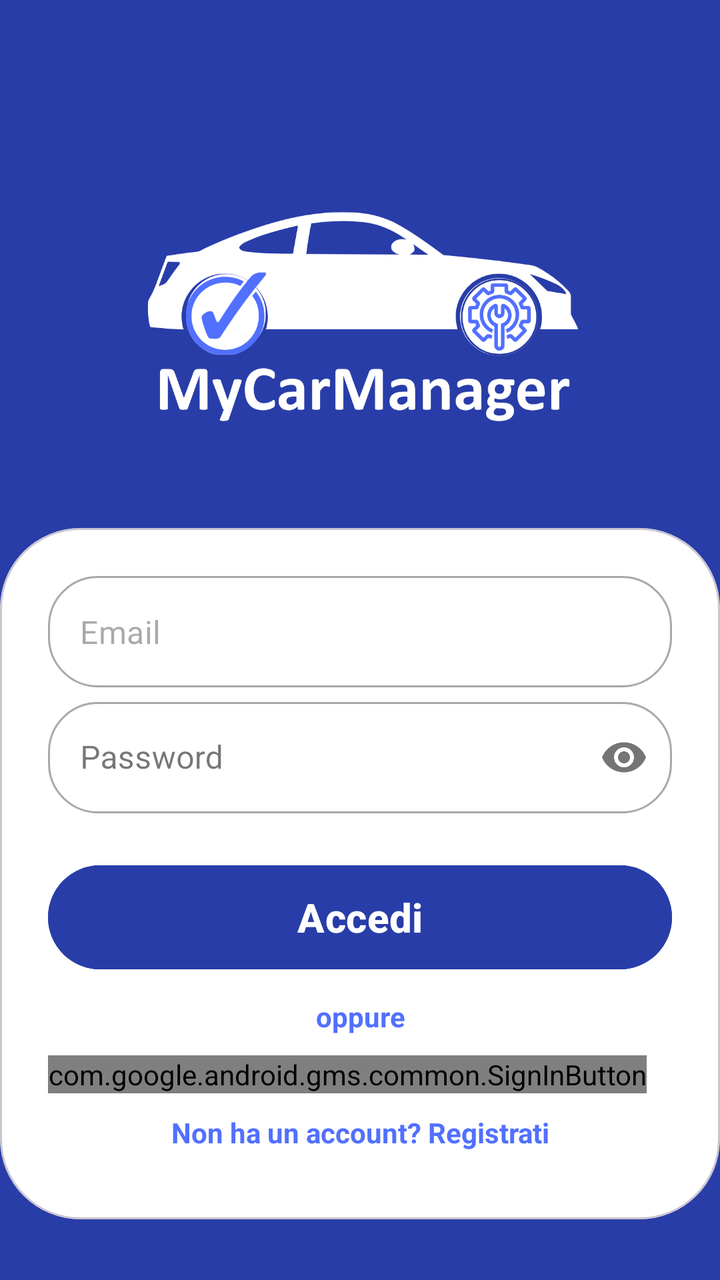
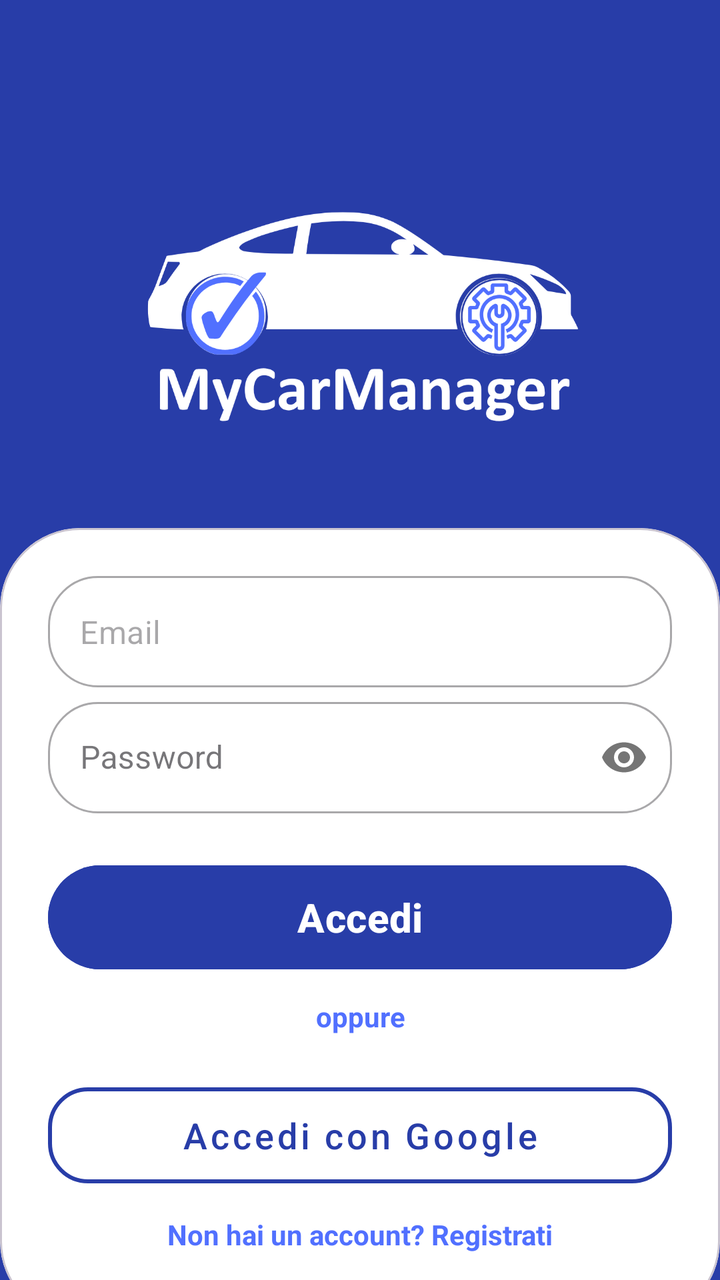

Before-and-after screenshots of an Android layout around one commit, followed by the original layout XML and the change that was made.
<!-- AndroidManifest.xml: application theme Theme.MyCarManager -->
<!-- res/layout/login.xml -->
<?xml version="1.0" encoding="utf-8"?>
<androidx.constraintlayout.widget.ConstraintLayout xmlns:android="http://schemas.android.com/apk/res/android"
    xmlns:app="http://schemas.android.com/apk/res-auto"
    xmlns:tools="http://schemas.android.com/tools"
    android:id="@+id/clLogin"
    android:layout_width="match_parent"
    android:layout_height="match_parent"
    android:background="@color/Blu">

    
    <LinearLayout
        android:id="@+id/header"
        android:layout_width="match_parent"
        android:layout_height="wrap_content"
        android:gravity="center"
        android:orientation="vertical"
        android:padding="24dp"
        app:layout_constraintTop_toTopOf="parent">

        <ImageView
            android:id="@+id/imvLogo"
            android:layout_width="256dp"
            android:layout_height="216dp"
            android:adjustViewBounds="true"
            android:src="@drawable/iconaloginregistrazione" />

    </LinearLayout>

    
    <com.google.android.material.card.MaterialCardView
        android:layout_width="match_parent"
        android:layout_height="0dp"
        app:cardBackgroundColor="@color/Bianco"
        app:cardCornerRadius="40dp"
        app:cardElevation="0dp"
        app:layout_constraintTop_toBottomOf="@id/header">


        <LinearLayout
            android:id="@+id/llLogin"
            android:layout_width="match_parent"
            android:layout_height="wrap_content"
            android:orientation="vertical"
            android:padding="24dp">

            
            
            <com.google.android.material.textfield.TextInputLayout
                android:id="@+id/email"
                style="@style/Widget.MaterialComponents.TextInputLayout.OutlinedBox"
                android:layout_width="match_parent"
                android:layout_height="wrap_content"
                android:layout_marginBottom="2dp"
                android:textColorHint="@color/Blu"
                app:boxCornerRadiusBottomEnd="25dp"
                app:boxCornerRadiusBottomStart="25dp"
                app:boxCornerRadiusTopEnd="25dp"
                app:boxCornerRadiusTopStart="25dp"
                app:hintEnabled="false">

                <com.google.android.material.textfield.TextInputEditText
                    android:id="@+id/txEmail"
                    android:layout_width="match_parent"
                    android:layout_height="wrap_content"
                    android:hint="@string/email" />
            </com.google.android.material.textfield.TextInputLayout>

            
            <com.google.android.material.textfield.TextInputLayout
                android:id="@+id/password"
                style="@style/Widget.MaterialComponents.TextInputLayout.OutlinedBox"
                android:layout_width="match_parent"
                android:layout_height="wrap_content"
                android:layout_marginBottom="2dp"
                app:boxCornerRadiusBottomEnd="25dp"
                app:boxCornerRadiusBottomStart="25dp"
                app:boxCornerRadiusTopEnd="25dp"
                app:boxCornerRadiusTopStart="25dp"
                app:passwordToggleEnabled="true">

                <com.google.android.material.textfield.TextInputEditText
                    android:id="@+id/tbPassword"
                    android:layout_width="match_parent"
                    android:layout_height="wrap_content"
                    android:hint="Password"
                    android:inputType="textPassword" />
            </com.google.android.material.textfield.TextInputLayout>

            <Button
                android:id="@+id/btnAccedi"
                android:layout_width="match_parent"
                android:layout_height="60dp"
                android:layout_marginTop="20dp"
                android:backgroundTint="@color/Blu"
                android:text="Accedi"
                android:textSize="20sp"
                android:textStyle="bold"
                app:cornerRadius="30dp" />

            <TextView
                android:id="@+id/tvOpppure"
                android:layout_width="match_parent"
                android:layout_height="wrap_content"
                android:layout_marginTop="10dp"
                android:layout_marginBottom="10dp"
                android:gravity="center"
                android:text="oppure"
                android:textColor="@color/Blu_intenso"
                android:textStyle="bold" />


            <com.google.android.gms.common.SignInButton
                android:id="@+id/sign_in_button"
                android:layout_width="wrap_content"
                android:layout_height="wrap_content" />

            <TextView
                android:id="@+id/tvRegistrati"
                android:layout_width="match_parent"
                android:layout_height="wrap_content"
                android:layout_marginTop="10dp"
                android:layout_marginBottom="10dp"
                android:gravity="center"
                android:text="Non ha un account? Registrati"
                android:textColor="@color/Blu_intenso"
                android:textStyle="bold" />

        </LinearLayout>

    </com.google.android.material.card.MaterialCardView>

</androidx.constraintlayout.widget.ConstraintLayout>
<!-- resources referenced by this layout -->
<resources>
  <color name="Bianco">#ffffff</color>
  <color name="Blu">#283da8</color>
  <color name="Blu_intenso">#5170ff</color>
  <!-- drawable iconaloginregistrazione: png bitmap (drawable, 66876 bytes) -->
  <string name="email">Email</string>
  <style name="Theme.MyCarManager" parent="Base.Theme.MyCarManager" />
  <style name="Base.Theme.MyCarManager" parent="Theme.Material3.DayNight.NoActionBar">
          
          <item name="colorPrimary">@color/Blu</item>
          <item name="colorAccent">@color/Blu_scuro</item>
          <item name="colorOnPrimary">@color/Bianco</item>
          <item name="colorSecondary">@color/Blu_scuro</item>
          <item name="colorOnSecondary">@color/Nero</item>
          
          <item name="colorControlActivated">@color/Blu_chiaro</item>
          
          <item name="android:textColorHighlight">@color/Blu_intenso</item>
      </style>
  <color name="Blu_scuro">#0f1b6e</color>
  <color name="Nero">#000000</color>
  <color name="Blu_chiaro">#abb9fd</color>
</resources>

<!-- the commit's change to res/layout/login.xml (unified diff, before → after) -->
@@ -82,7 +82,7 @@
                     android:id="@+id/tbPassword"
                     android:layout_width="match_parent"
                     android:layout_height="wrap_content"
-                    android:hint="Password"
+                    android:hint="@string/password"
                     android:inputType="textPassword" />
             </com.google.android.material.textfield.TextInputLayout>
 
@@ -92,7 +92,7 @@
                 android:layout_height="60dp"
                 android:layout_marginTop="20dp"
                 android:backgroundTint="@color/Blu"
-                android:text="Accedi"
+                android:text="@string/accedi"
                 android:textSize="20sp"
                 android:textStyle="bold"
                 app:cornerRadius="30dp" />
@@ -104,15 +104,24 @@
                 android:layout_marginTop="10dp"
                 android:layout_marginBottom="10dp"
                 android:gravity="center"
-                android:text="oppure"
+                android:text="@string/oppure"
                 android:textColor="@color/Blu_intenso"
                 android:textStyle="bold" />
 
 
-            <com.google.android.gms.common.SignInButton
-                android:id="@+id/sign_in_button"
-                android:layout_width="wrap_content"
-                android:layout_height="wrap_content" />
+            <com.google.android.material.button.MaterialButton
+                android:id="@+id/btnGoogle"
+                style="@style/Widget.MaterialComponents.Button.OutlinedButton"
+                android:layout_width="match_parent"
+                android:layout_height="60dp"
+                android:layout_marginTop="10dp"
+                android:text="@string/google_sign_in"
+                android:textAllCaps="false"
+                android:textColor="@color/Blu"
+                android:textSize="18sp"
+                app:cornerRadius="20dp"
+                app:strokeColor="@color/Blu"
+                app:strokeWidth="2dp" />
 
             <TextView
                 android:id="@+id/tvRegistrati"
@@ -121,7 +130,7 @@
                 android:layout_marginTop="10dp"
                 android:layout_marginBottom="10dp"
                 android:gravity="center"
-                android:text="Non ha un account? Registrati"
+                android:text="@string/registrati"
                 android:textColor="@color/Blu_intenso"
                 android:textStyle="bold" />
 
<!-- resource entries referenced after the edit -->
@@ -4,7 +4,12 @@
   <color name="Blu">#283da8</color>
   <color name="Blu_intenso">#5170ff</color>
   <!-- drawable iconaloginregistrazione: png bitmap (drawable, 66876 bytes) -->
+  <string name="accedi">Accedi</string>
   <string name="email">Email</string>
+  <string name="google_sign_in">Accedi con Google</string>
+  <string name="oppure">oppure</string>
+  <string name="password">Password</string>
+  <string name="registrati">Non hai un account? Registrati</string>
   <style name="Theme.MyCarManager" parent="Base.Theme.MyCarManager" />
   <style name="Base.Theme.MyCarManager" parent="Theme.Material3.DayNight.NoActionBar">
           
